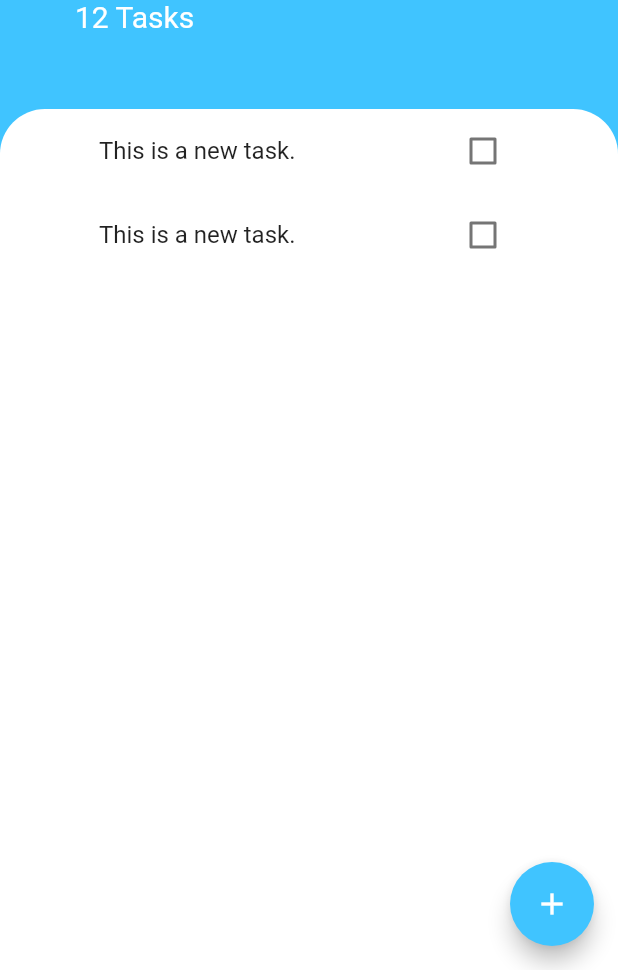
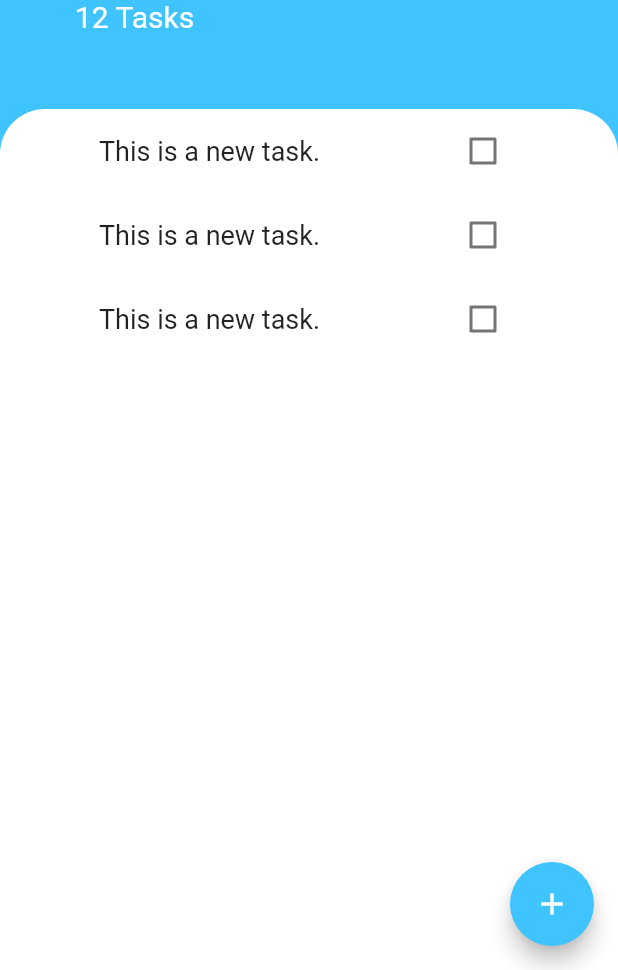
Before and after one commit to mimifi/todoey, a Flutter app: the screen it shows after launch, on a phone screen of 412 x 824 dp, the part 266-1236 px from its top. Run offline on Flutter 3.47's test engine with Material 2 defaults, Android fonts, the phone set to English and light mode, and no system bars.

```diff
--- a/lib/Widgets/task_tile.dart
+++ b/lib/Widgets/task_tile.dart
@@ -4,7 +4,10 @@ class TaskTile extends StatelessWidget {
   @override
   Widget build(BuildContext context) {
     return ListTile(
-      title: Text('This is a new task.'),
+      title: Text(
+        'This is a new task.',
+        style: TextStyle(fontSize: 18.0),
+      ),
       trailing: Checkbox(
         onChanged: (bool value) {
           print((value));
--- a/lib/Widgets/tasks_list.dart
+++ b/lib/Widgets/tasks_list.dart
@@ -7,15 +7,8 @@ class TasksList extends StatelessWidget {
     return ListView(
       children: <Widget>[
         TaskTile(),
-        ListTile(
-          title: Text('This is a new task.'),
-          trailing: Checkbox(
-            onChanged: (bool value) {
-              print((value));
-            },
-            value: false,
-          ),
-        )
+        TaskTile(),
+        TaskTile(),
       ],
     );
   }
--- a/lib/screens/tasks_screen.dart
+++ b/lib/screens/tasks_screen.dart
@@ -9,7 +9,9 @@ class TasksScreen extends StatelessWidget {
       floatingActionButton: FloatingActionButton(
         backgroundColor: Colors.lightBlueAccent,
         child: Icon(Icons.add),
-        onPressed: () {},
+        onPressed: () {
+          // slide up add task page
+        },
       ),
       body: Column(
         crossAxisAlignment: CrossAxisAlignment.start,
```
